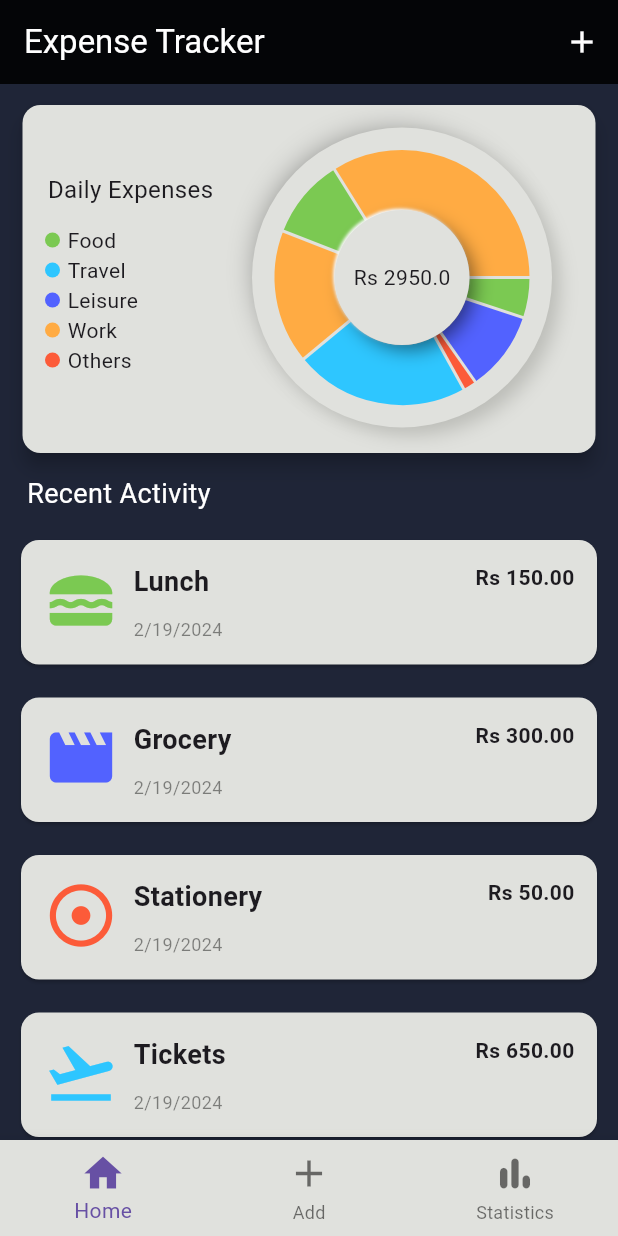
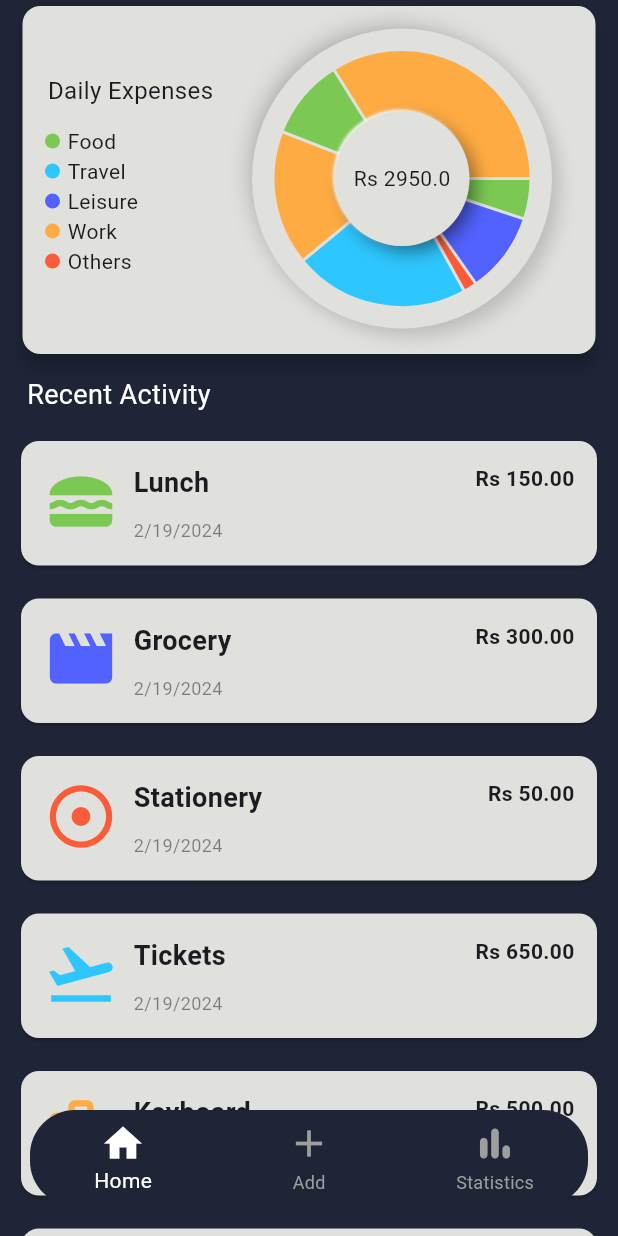
Before and after one commit to prajwalx7/expense_tracker, a Flutter app: the screen it shows after launch, on a phone screen of 412 x 824 dp. Run offline on Flutter 3.47's test engine with Material 3 defaults, Android fonts, the phone set to English and light mode, and no system bars; drawn by our look-alikes of fl_chart.

Commit message:
bottom bar

```diff
--- a/lib/main.dart
+++ b/lib/main.dart
@@ -1,4 +1,4 @@
-import 'package:expense_tracker/widgets/expenses.dart';
+import 'package:expense_tracker/screens/expenses.dart';
 import 'package:flutter/material.dart';
 
 void main() {
--- a/lib/widgets/expenses.dart
+++ b/lib/screens/expenses.dart
@@ -1,16 +1,17 @@
+import 'package:expense_tracker/screens/statistics.dart';
+import 'package:flutter/material.dart';
+import 'package:expense_tracker/widgets/bottom_bar.dart';
 import 'package:expense_tracker/widgets/expense_category_list.dart';
 import 'package:expense_tracker/widgets/expenses_list/expenses_list.dart';
 import 'package:expense_tracker/models/expense_model.dart';
 import 'package:expense_tracker/widgets/new_expense.dart';
 import 'package:expense_tracker/widgets/pie_chart.dart';
-import 'package:flutter/Material.dart';
 
 class Expenses extends StatefulWidget {
-  const Expenses({super.key});
+  const Expenses({Key? key}) : super(key: key);
+
   @override
-  State<Expenses> createState() {
-    return _ExpensesState();
-  }
+  State<Expenses> createState() => _ExpensesState();
 }
 
 class _ExpensesState extends State<Expenses> {
@@ -103,6 +104,13 @@ class _ExpensesState extends State<Expenses> {
     );
   }
 
+  void _navigateToHome() {
+    Navigator.push(
+      context,
+      MaterialPageRoute(builder: (context) => const Expenses()),
+    );
+  }
+
   @override
   Widget build(BuildContext context) {
     Widget mainContent = const Center(
@@ -118,28 +126,14 @@ class _ExpensesState extends State<Expenses> {
         onRemoveExpense: _removeExpense,
       );
     }
+
     return Scaffold(
       backgroundColor: const Color(0xff1F2537),
       resizeToAvoidBottomInset: true,
-      appBar: AppBar(
-        title: const Text(
-          'Expense Tracker',
-          style: TextStyle(color: Colors.white),
-        ),
-        backgroundColor: Colors.black87,
-        actions: [
-          IconButton(
-            onPressed: _onadd,
-            icon: const Icon(
-              Icons.add,
-              color: Colors.white,
-            ),
-          ),
-        ],
-      ),
-      body: Padding(
-        padding: const EdgeInsets.only(top: 10),
-        child: Column(
+      body: SafeArea(
+        child: Stack(
+          children: [
+            Column(
               children: [
                 SizedBox(
                   height: 240,
@@ -188,24 +182,27 @@ class _ExpensesState extends State<Expenses> {
                 Expanded(
                   child: mainContent,
                 ),
-            BottomNavigationBar(
-              iconSize: 30,
-              elevation: 10,
-              backgroundColor: const Color(0xffE0E1DD),
-              items: const [
-                BottomNavigationBarItem(
-                  icon: Icon(Icons.home),
-                  label: 'Home',
+              ],
             ),
-                BottomNavigationBarItem(
-                  icon: Icon(Icons.add),
-                  label: 'Add',
+            Align(
+              alignment: Alignment.bottomCenter,
+              child: MyBottomBar(
+                onAdd: _onadd,
+                onNavigateHome: () {
+                  // Navigate to home page
+                  Navigator.push(
+                    context,
+                    MaterialPageRoute(builder: (context) => const Expenses()),
+                  );
+                },
+                onNavigateStatistics: () {
+                  // Navigate to statistics page
+                  Navigator.push(
+                    context,
+                    MaterialPageRoute(builder: (context) => const UserStatistics()),
+                  );
+                },
               ),
-                BottomNavigationBarItem(
-                  icon: Icon(Icons.bar_chart_rounded),
-                  label: 'Statistics',
-                ),
-              ],
             ),
           ],
         ),
--- /dev/null
+++ b/lib/widgets/bottom_bar.dart
@@ -0,0 +1,60 @@
+import 'package:flutter/Material.dart';
+
+class MyBottomBar extends StatelessWidget {
+  const MyBottomBar({
+    Key? key,
+    required this.onAdd,
+    required this.onNavigateHome,
+    required this.onNavigateStatistics,
+  }) : super(key: key);
+
+  final VoidCallback? onAdd;
+  final VoidCallback? onNavigateHome;
+  final VoidCallback? onNavigateStatistics;
+
+  @override
+  Widget build(BuildContext context) {
+    return Padding(
+      padding: const EdgeInsets.all(20.0),
+      child: Align(
+        alignment: const Alignment(0.0, 1.0),
+        child: ClipRRect(
+          borderRadius: BorderRadius.circular(30),
+          child: BottomNavigationBar(
+            selectedItemColor: Colors.white,
+            unselectedItemColor: Colors.grey,
+            iconSize: 30,
+            elevation: 10,
+            backgroundColor: const Color(0xff1F2537),
+            items: const [
+              BottomNavigationBarItem(
+                icon: Icon(Icons.home),
+                label: 'Home',
+              ),
+              BottomNavigationBarItem(
+                icon: Icon(Icons.add),
+                label: 'Add',
+              ),
+              BottomNavigationBarItem(
+                icon: Icon(Icons.bar_chart_rounded),
+                label: 'Statistics',
+              ),
+            ],
+            onTap: (index) {
+              if (index == 0) {
+                // Navigate to home page
+                onNavigateHome?.call();
+              } else if (index == 1) {
+                // Perform add action
+                onAdd?.call();
+              } else if (index == 2) {
+                // Navigate to statistics page
+                onNavigateStatistics?.call();
+              }
+            },
+          ),
+        ),
+      ),
+    );
+  }
+}
--- a/pubspec.yaml
+++ b/pubspec.yaml
@@ -37,7 +37,6 @@ dependencies:
   uuid: ^4.3.3
   intl: ^0.19.0
   fl_chart: ^0.66.1
-  floating_bottom_navigation_bar: ^1.5.2
 
 dev_dependencies:
   flutter_test:
```
Also changed, not shown: lib/screens/statistics.dart (added, +34 -0 lines), pubspec.lock. Lines whose indentation alone changed are shown as unchanged.
